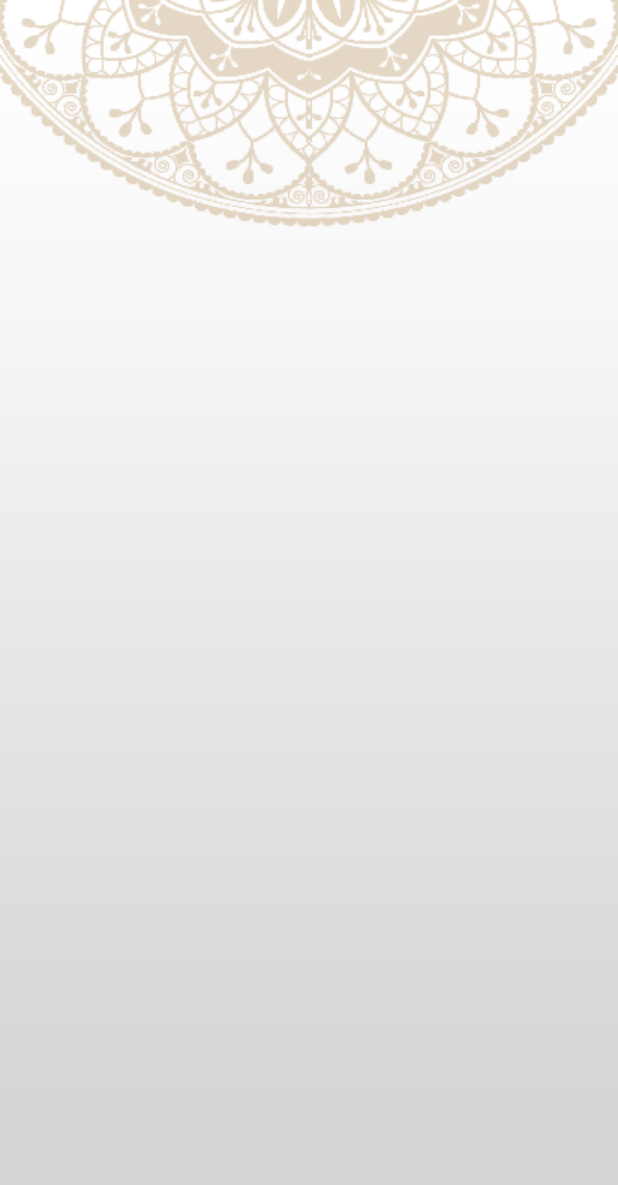
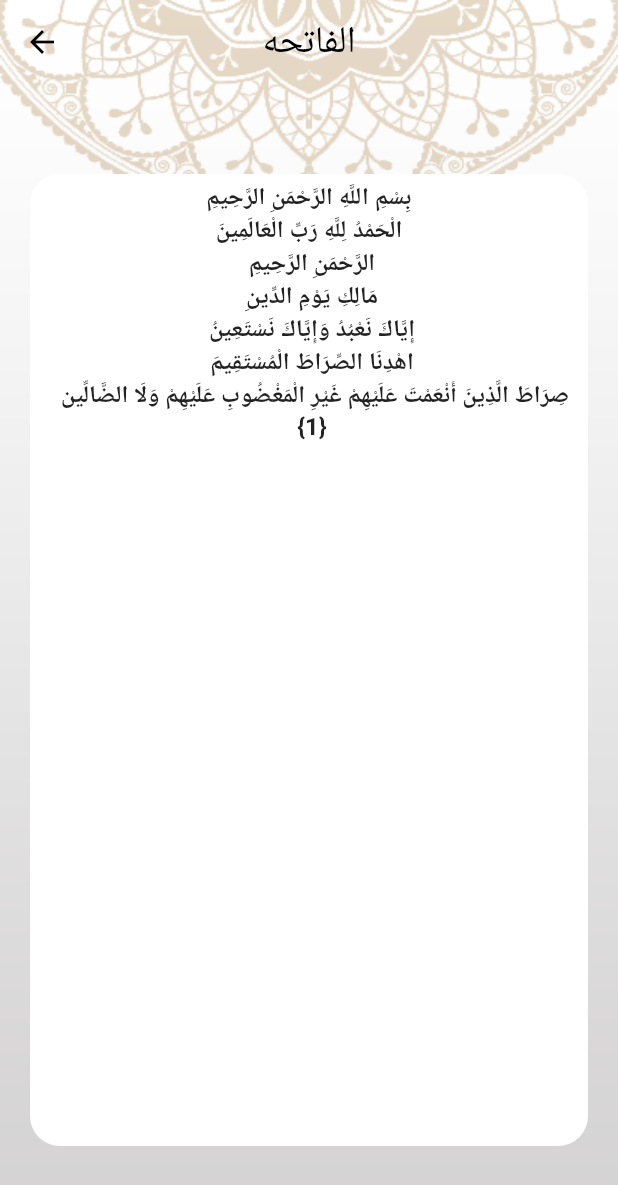
Before and after one commit to Kerolos129Yousef/Moslem, a Flutter app: the screen it shows after launch, after a tap on "الفاتحه", on a phone screen of 412 x 824 dp. Shown: the top 1185 px of the screen. Run offline on Flutter 3.47's test engine with Material 2 defaults, Android fonts, the phone set to English and light mode, and no system bars.

Commit message:
finish quran tap with suraDetails tap

```diff
--- a/assests/files/1.txt
+++ b/assests/files/1.txt
@@ -4,4 +4,4 @@
  مَالِكِ يَوْمِ الدِّينِ
  إِيَّاكَ نَعْبُدُ وَإِيَّاكَ نَسْتَعِينُ
  اهْدِنَا الصِّرَاطَ الْمُسْتَقِيمَ
- صِرَاطَ الَّذِينَ أَنْعَمْتَ عَلَيْهِمْ غَيْرِ الْمَغْضُوبِ عَلَيْهِمْ وَلَا الضَّالِّين
+  صِرَاطَ الَّذِينَ أَنْعَمْتَ عَلَيْهِمْ غَيْرِ الْمَغْضُوبِ عَلَيْهِمْ وَلَا الضَّالِّين
--- a/lib/Home/quran/Sura_details.dart
+++ b/lib/Home/quran/Sura_details.dart
@@ -1,17 +1,79 @@
 import 'package:flutter/material.dart';
+import 'package:flutter/services.dart';
+import 'package:moslem/Home/quran/Sura_name_widget.dart';
+import 'package:moslem/Home/quran/Verse_widget.dart';
 
-class SuraDetails extends StatelessWidget {
-static const String routeName ="SuraDetails";
+class SuraDetails extends StatefulWidget {
+  static const String routeName = "SuraDetails";
+
+  @override
+  State<SuraDetails> createState() => _SuraDetailsState();
+}
+
+class _SuraDetailsState extends State<SuraDetails> {
+  List<String> verses = [];
 
   @override
   Widget build(BuildContext context) {
+    var args = ModalRoute.of(context)?.settings.arguments as SuraData;
+    if (verses.isEmpty) readFile(args.index);
     return Container(
       decoration: BoxDecoration(
           image: DecorationImage(
-              image: AssetImage("assests/images/background_pattren.png"),fit: BoxFit.fill)),
+              image: AssetImage("assests/images/background_pattren.png"),
+              fit: BoxFit.fill)),
       child: Scaffold(
-
-      ),
+          appBar: AppBar(
+            title: Text(args.title),
+          ),
+          body: verses.isEmpty
+              ? Column(
+                  children: [
+                    Spacer(),
+                    Center(
+                        child: CircularProgressIndicator(
+                      color: Theme.of(context).primaryColor,
+                    )),
+                    Spacer()
+                  ],
+                )
+              : Container(
+                  margin: EdgeInsets.symmetric(horizontal: 20,vertical: 60),
+                  padding: EdgeInsets.symmetric(horizontal: 10),
+                  decoration: BoxDecoration(
+                      color: Colors.white,
+                      borderRadius: BorderRadius.circular(20)),
+                  child: ListView.separated(
+                    itemBuilder: (_, index) {
+                      return Container(
+                          child: verseWidget(verses[index], index));
+                    },
+                    itemCount: verses.length,
+                    separatorBuilder: (_, index) {
+                      return Container(
+                        height: 2,
+                        width: double.infinity,
+                        color: Theme.of(context).primaryColor,
+                        margin: EdgeInsets.symmetric(horizontal: 50),
+                      );
+                    },
+                  ),
+                )),
     );
   }
+
+  void readFile(int index) async {
+    String content =
+        await rootBundle.loadString("assests/files/${index + 1}.txt");
+    List<String> lines = content.split("\r\n");
+    verses = lines;
+    print(lines);
+    setState(() {});
+  }
 }
+
+class SuraData {
+  int index;
+  String title;
+  SuraData(this.index, this.title);
+}
--- a/lib/Home/quran/Sura_name_widget.dart
+++ b/lib/Home/quran/Sura_name_widget.dart
@@ -5,11 +5,12 @@ import 'Sura_details.dart';
 class SuraWidget extends StatelessWidget {
   @override
   String Name;
-  SuraWidget(this.Name);
+  int index;
+  SuraWidget(this.Name,this.index);
   Widget build(BuildContext context) {
     return InkWell(
       onTap: (){
-        Navigator.pushNamed(context, SuraDetails.routeName);
+        Navigator.pushNamed(context, SuraDetails.routeName,arguments: SuraData(index, Name));
       },
       child: Container(
           padding: EdgeInsets.symmetric(vertical: 5),
--- /dev/null
+++ b/lib/Home/quran/Verse_widget.dart
@@ -0,0 +1,17 @@
+import 'package:flutter/material.dart';
+
+class verseWidget extends StatelessWidget {
+  @override
+  String content;
+  int index;
+  verseWidget(this.content,this.index);
+  Widget build(BuildContext context) {
+    return Container(
+        padding: EdgeInsets.symmetric(vertical: 5),
+        child: Text(
+         "$content {${index+1}}" ,
+          style: Theme.of(context).textTheme.bodyText2,
+          textAlign: TextAlign.center,
+        ));
+  }
+}
--- a/lib/Home/quran/quran_tap.dart
+++ b/lib/Home/quran/quran_tap.dart
@@ -143,7 +143,7 @@ class QuranTap extends StatelessWidget {
         Expanded(
           child: ListView.separated(
             itemBuilder: (_, index) {
-              return SuraWidget(names[index]) ;
+              return SuraWidget(names[index],index) ;
             },
             itemCount: names.length,
             separatorBuilder: (_, index) {
--- a/lib/my_theme.dart
+++ b/lib/my_theme.dart
@@ -6,13 +6,20 @@ class MyTheme {
     primaryColor: primaryColor,
       scaffoldBackgroundColor: Colors.transparent,
       appBarTheme: AppBarTheme(
+        iconTheme: IconThemeData(
+          color: Colors.black
+        ),
         elevation: 0,
         backgroundColor: Colors.transparent,
         titleTextStyle: TextStyle(color: Colors.black,fontSize: 25,fontWeight: FontWeight.w500),
-
+        centerTitle: true
 
       ),
       textTheme: TextTheme(
+          bodyText2:TextStyle(
+            fontWeight:FontWeight.w700,
+            fontSize: 16
+          ),
         headline4: TextStyle(
           fontSize: 20,
           color: Colors.black
```
Also changed, not shown: lib/main.dart (+5 -8 lines).
